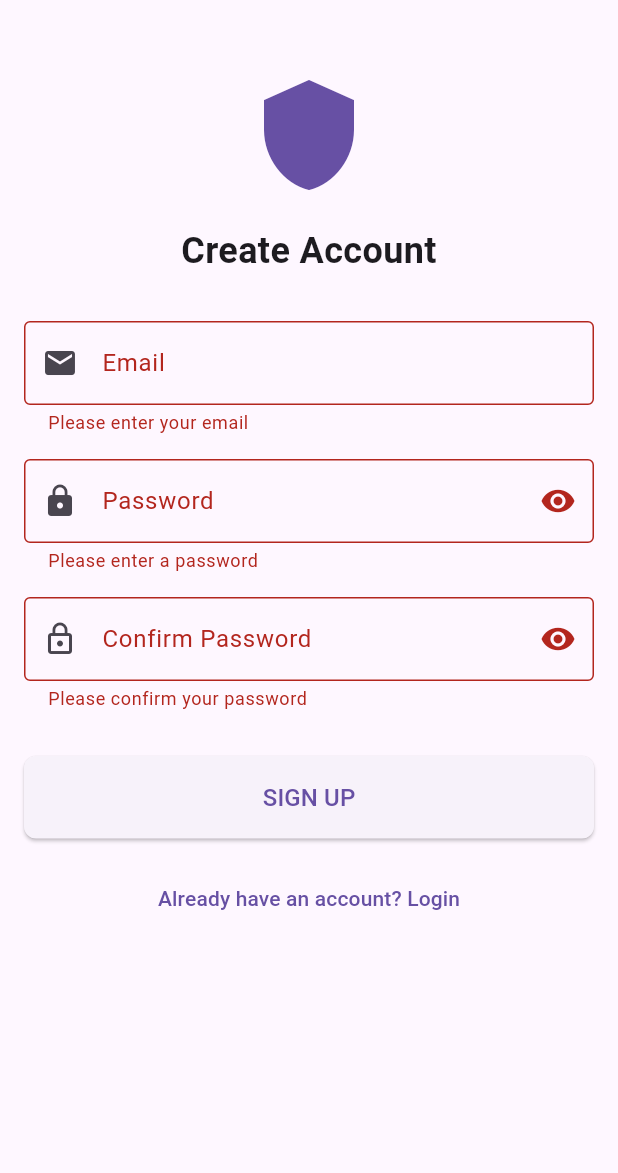
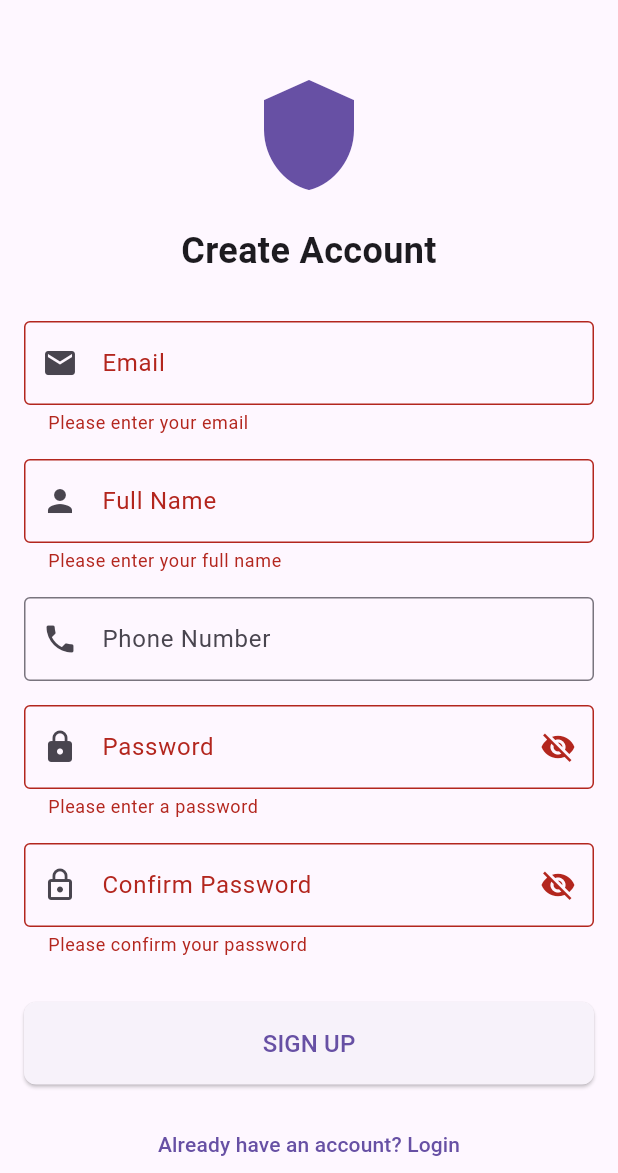
Before and after one commit to SafeShield2025/safeshieldproject, a Flutter app: the RegisterPage screen opened by its route, after a tap on "SIGN UP", on a phone screen of 412 x 824 dp, the part 63-1236 px from its top. Run offline on Flutter 3.47's test engine with Material 3 defaults, Android fonts, the light colour scheme and no system bars; our stand-ins replace cloud_firestore, firebase_auth, firebase_core; accounts and stored records are empty.

Commit message:
commit 4

```diff
--- a/lib/email_verification.dart
+++ b/lib/email_verification.dart
@@ -1,9 +1,17 @@
 import 'dart:async';
 import 'package:flutter/material.dart';
 import 'package:firebase_auth/firebase_auth.dart';
+import 'package:cloud_firestore/cloud_firestore.dart';
 
 class EmailVerificationPage extends StatefulWidget {
-  const EmailVerificationPage({super.key});
+  final String name;
+  final String phone;
+
+  const EmailVerificationPage({
+    super.key,
+    required this.name,
+    required this.phone
+  });
 
   @override
   _EmailVerificationPageState createState() => _EmailVerificationPageState();
@@ -106,6 +114,7 @@ class _EmailVerificationPageState extends State<EmailVerificationPage> {
               const SizedBox(height: 24),
               const Text(
                 'Email Verified!',
+
                 style: TextStyle(fontSize: 24, fontWeight: FontWeight.bold),
               ),
               const SizedBox(height: 16),
@@ -116,6 +125,12 @@ class _EmailVerificationPageState extends State<EmailVerificationPage> {
               const SizedBox(height: 24),
               ElevatedButton(
                 onPressed: () {
+                  FirebaseFirestore.instance.collection('users').doc(user.uid).set({
+                    'name': widget.name ?? '',
+                    'phone': widget.phone ?? '',
+                    'email': user.email,
+                    'createdAt': FieldValue.serverTimestamp(),
+                  });
                   Navigator.pushReplacementNamed(context, '/home');
                 },
                 style: ElevatedButton.styleFrom(
--- a/lib/main.dart
+++ b/lib/main.dart
@@ -27,7 +27,7 @@ class SafeShieldApp extends StatelessWidget {
       routes: {
         '/login': (context) => const LoginPage(),
         '/register': (context) => const RegisterPage(),
-        '/verify-email': (context) => const EmailVerificationPage(),
+        '/verify-email': (context) => EmailVerificationPage(name: '',phone: '',),
         '/home': (context) => const HomePage(),
         '/profile': (context) => const ProfilePage(), // Add the new route
       },
@@ -50,7 +50,10 @@ class AuthenticationWrapper extends StatelessWidget {
       if (firebaseUser.emailVerified) {
         return const HomePage();
       } else {
-        return const EmailVerificationPage();
+        return EmailVerificationPage(
+          name: '', // Provide default values
+          phone: '',
+        );
       }
     }
 
--- a/lib/register.dart
+++ b/lib/register.dart
@@ -1,5 +1,7 @@
 import 'package:flutter/material.dart';
 import 'package:firebase_auth/firebase_auth.dart';
+import 'email_verification.dart';
+
 
 class RegisterPage extends StatefulWidget {
   const RegisterPage({super.key});
@@ -13,6 +15,8 @@ class _RegisterPageState extends State<RegisterPage> {
   final _emailController = TextEditingController();
   final _passwordController = TextEditingController();
   final _confirmPasswordController = TextEditingController();
+  final _nameController = TextEditingController();
+  final _phoneController = TextEditingController();
   bool _isLoading = false;
   bool _obscurePassword = true;
   bool _obscureConfirmPassword = true;
@@ -22,6 +26,8 @@ class _RegisterPageState extends State<RegisterPage> {
     _emailController.dispose();
     _passwordController.dispose();
     _confirmPasswordController.dispose();
+    _nameController.dispose();
+    _phoneController.dispose();
     super.dispose();
   }
 
@@ -40,11 +46,21 @@ class _RegisterPageState extends State<RegisterPage> {
         User? user = userCredential.user;
         if (user != null) {
           // Send email verification
+
           await user.sendEmailVerification();
 
           // Navigate to verification page
           if (mounted) {
-            Navigator.pushReplacementNamed(context, '/verify-email');
+            Navigator.pushReplacement(
+              context,
+              MaterialPageRoute(
+                builder: (context) =>
+                    EmailVerificationPage(
+                      name: _nameController.text.trim(),
+                      phone: _phoneController.text.trim(),
+                    ),
+              ),
+            );
           }
         }
       } on FirebaseAuthException catch (e) {
@@ -93,7 +109,8 @@ class _RegisterPageState extends State<RegisterPage> {
         suffixIcon: isPassword
             ? IconButton(
           icon: Icon(
-            isPassword == _obscurePassword ? Icons.visibility : Icons.visibility_off,
+            (label == 'Password' ? _obscurePassword : _obscureConfirmPassword)
+                ? Icons.visibility_off : Icons.visibility,
           ),
           onPressed: () {
             setState(() {
@@ -163,6 +180,25 @@ class _RegisterPageState extends State<RegisterPage> {
                 ),
                 const SizedBox(height: 16),
                 _buildTextField(
+                  controller: _nameController,
+                  label: 'Full Name',
+                  icon: Icons.person,
+                  validator: (value) {
+                    if (value == null || value.isEmpty) {
+                      return 'Please enter your full name';
+                    }
+                    return null;
+                  },
+                ),
+                const SizedBox(height: 16),
+                _buildTextField(
+                  controller: _phoneController,
+                  label: 'Phone Number',
+                  icon: Icons.phone,
+                  keyboardType: TextInputType.phone,
+                ),
+                const SizedBox(height: 16),
+                _buildTextField(
                   controller: _passwordController,
                   label: 'Password',
                   icon: Icons.lock,
```
Also changed, not shown: lib/profile_page.dart (+70 -6 lines).
